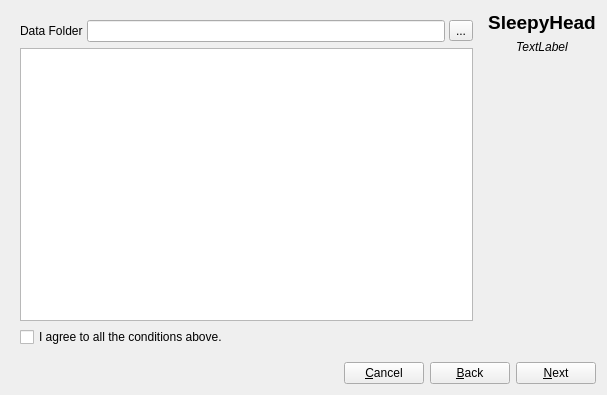
Old version of the form sleepyhead/newprofile.ui in the repository sbonaime/sleepyhead-code..
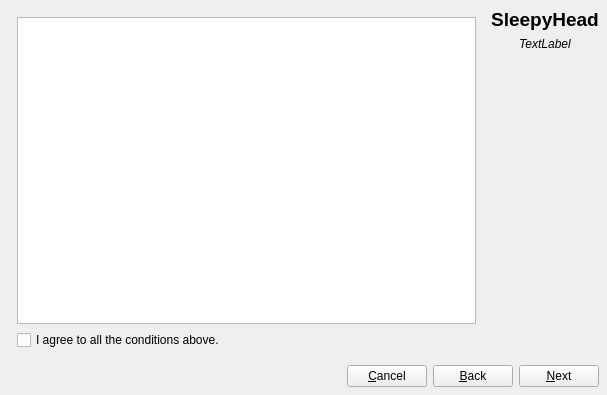
New version of the form. Icons and pictures are not drawn.

Commit message: Added Data Folder selection ability, and fixed Language selection bug on Mac

The edit to the form file:
```diff
--- a/sleepyhead/newprofile.ui
+++ b/sleepyhead/newprofile.ui
@@ -18,6 +18,9 @@
     <normaloff>:/icons/bob-v3.0.png</normaloff>:/icons/bob-v3.0.png</iconset>
   </property>
   <layout class="QVBoxLayout" name="verticalLayout_3">
+   <property name="margin">
+    <number>8</number>
+   </property>
    <item>
     <layout class="QHBoxLayout" name="horizontalLayout">
      <item>
@@ -32,37 +35,6 @@
          </property>
          <widget class="QWidget" name="welcomePage">
           <layout class="QVBoxLayout" name="verticalLayout_8">
-           <item>
-            <layout class="QGridLayout" name="gridLayout_3">
-             <property name="spacing">
-              <number>4</number>
-             </property>
-             <item row="0" column="2">
-              <widget class="QToolButton" name="dataFolderButton">
-               <property name="toolTip">
-                <string>Click here to choose where to store SleepyHead data.</string>
-               </property>
-               <property name="text">
-                <string>...</string>
-               </property>
-              </widget>
-             </item>
-             <item row="0" column="0">
-              <widget class="QLabel" name="label_3">
-               <property name="text">
-                <string>Data Folder</string>
-               </property>
-              </widget>
-             </item>
-             <item row="0" column="1">
-              <widget class="QLineEdit" name="dataFolderPath">
-               <property name="toolTip">
-                <string>Shows the directory where SleepyHead data will be stored. </string>
-               </property>
-              </widget>
-             </item>
-            </layout>
-           </item>
            <item>
             <widget class="QTextBrowser" name="textBrowser">
              <property name="autoFormatting">
```
Left out of the diff: 70 changed lines with no effect on the pictures. The commit also changes 6 other files.
